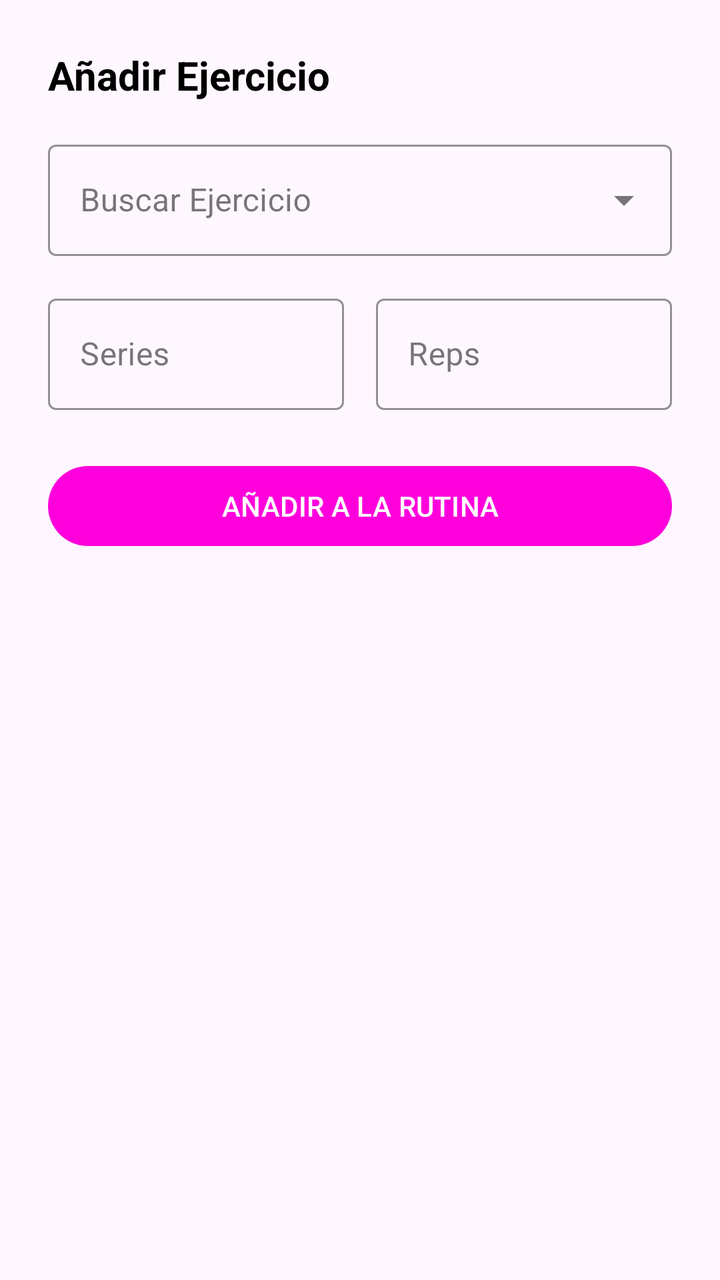
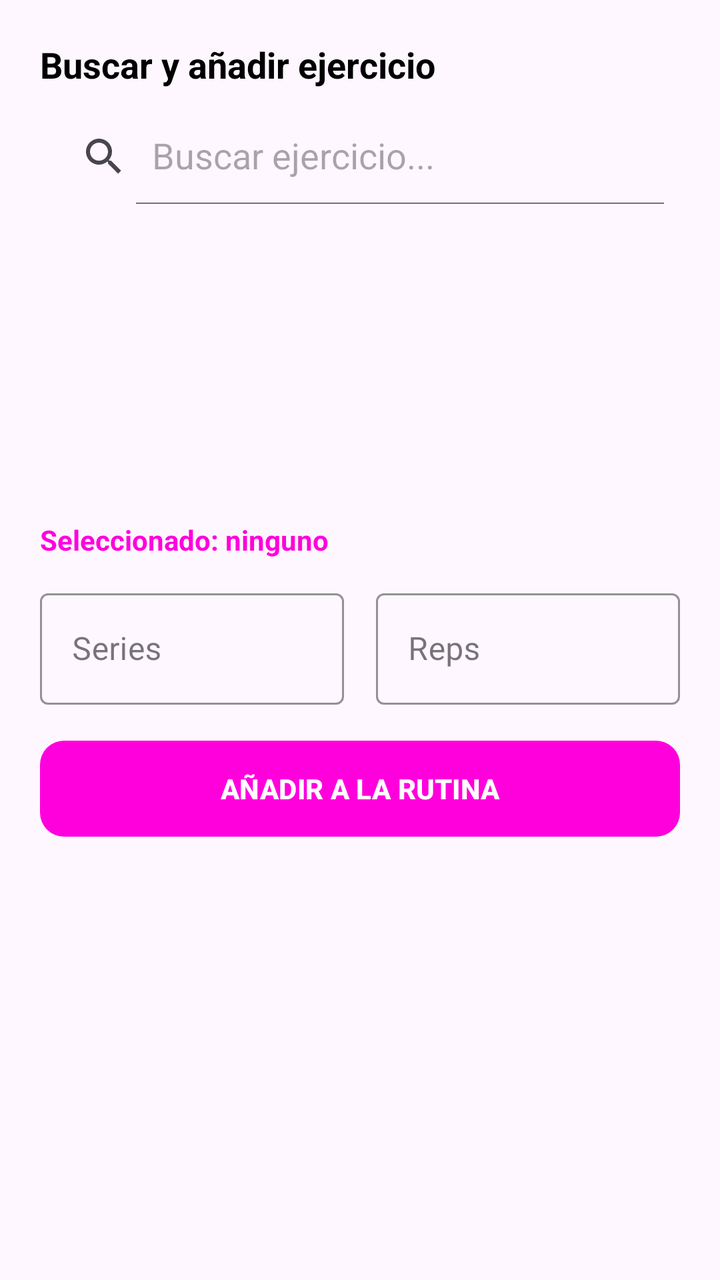

Before-and-after screenshots of an Android layout around one commit, followed by the original layout XML and the change that was made.
<!-- AndroidManifest.xml: application theme Theme.FitJourney -->
<!-- res/layout/dialog_add_routine_exercise.xml -->
<?xml version="1.0" encoding="utf-8"?>
<LinearLayout xmlns:android="http://schemas.android.com/apk/res/android"
    xmlns:app="http://schemas.android.com/apk/res-auto"
    xmlns:tools="http://schemas.android.com/tools"
    android:layout_width="match_parent"
    android:layout_height="wrap_content"
    android:orientation="vertical"
    android:padding="24dp"
    android:background="?attr/colorSurface">

    <TextView
        android:layout_width="match_parent"
        android:layout_height="wrap_content"
        android:text="Añadir Ejercicio"
        android:textSize="20sp"
        android:textStyle="bold"
        android:textColor="@color/text"
        android:layout_marginBottom="16dp"/>

    <com.google.android.material.textfield.TextInputLayout
        style="@style/Widget.MaterialComponents.TextInputLayout.OutlinedBox.ExposedDropdownMenu"
        android:layout_width="match_parent"
        android:layout_height="wrap_content"
        app:boxStrokeColor="@color/mainrosa"
        android:hint="Buscar Ejercicio">

        <AutoCompleteTextView
            android:id="@+id/actvExercise"
            android:layout_width="match_parent"
            android:layout_height="wrap_content"
            android:inputType="text"
            tools:ignore="LabelFor" />
    </com.google.android.material.textfield.TextInputLayout>

    <LinearLayout
        android:layout_width="match_parent"
        android:layout_height="wrap_content"
        android:baselineAligned="false"
        android:orientation="horizontal"
        android:layout_marginTop="16dp">

        <com.google.android.material.textfield.TextInputLayout
            style="@style/Widget.MaterialComponents.TextInputLayout.OutlinedBox"
            android:layout_width="0dp"
            android:layout_height="wrap_content"
            android:layout_weight="1"
            android:layout_marginEnd="8dp"
            app:boxStrokeColor="@color/mainrosa"
            android:hint="Series">

            <com.google.android.material.textfield.TextInputEditText
                android:id="@+id/etSets"
                android:layout_width="match_parent"
                android:layout_height="wrap_content"
                android:inputType="number" />
        </com.google.android.material.textfield.TextInputLayout>

        <com.google.android.material.textfield.TextInputLayout
            style="@style/Widget.MaterialComponents.TextInputLayout.OutlinedBox"
            android:layout_width="0dp"
            android:layout_height="wrap_content"
            android:layout_weight="1"
            android:layout_marginStart="8dp"
            app:boxStrokeColor="@color/mainrosa"
            android:hint="Reps">

            <com.google.android.material.textfield.TextInputEditText
                android:id="@+id/etReps"
                android:layout_width="match_parent"
                android:layout_height="wrap_content"
                android:inputType="number" />
        </com.google.android.material.textfield.TextInputLayout>
    </LinearLayout>

    <com.google.android.material.button.MaterialButton
        android:id="@+id/btnConfirmAdd"
        android:layout_width="match_parent"
        android:layout_height="wrap_content"
        android:layout_marginTop="24dp"
        android:text="AÑADIR A LA RUTINA"
        android:textColor="@color/white"
        app:backgroundTint="@color/mainrosa"/>
</LinearLayout>
<!-- resources referenced by this layout -->
<resources>
  <color name="mainrosa">#FF00DD</color>
  <color name="text">#000000</color>
  <color name="white">#FFFFFFFF</color>
  <style name="Theme.FitJourney" parent="Base.Theme.FitJourney">
  
          <item name="android:statusBarColor">@color/fondo</item>
  
          <item name="android:windowLightStatusBar">true</item>
  
      </style>
  <style name="Base.Theme.FitJourney" parent="Theme.Material3.DayNight.NoActionBar">
  
      </style>
  <color name="fondo">#FFFFFF</color>
</resources>

<!-- the commit's change to res/layout/dialog_add_routine_exercise.xml (unified diff, before → after) -->
@@ -1,43 +1,50 @@
 <?xml version="1.0" encoding="utf-8"?>
 <LinearLayout xmlns:android="http://schemas.android.com/apk/res/android"
     xmlns:app="http://schemas.android.com/apk/res-auto"
-    xmlns:tools="http://schemas.android.com/tools"
     android:layout_width="match_parent"
     android:layout_height="wrap_content"
     android:orientation="vertical"
-    android:padding="24dp"
+    android:padding="20dp"
     android:background="?attr/colorSurface">
 
     <TextView
         android:layout_width="match_parent"
         android:layout_height="wrap_content"
-        android:text="Añadir Ejercicio"
-        android:textSize="20sp"
+        android:text="Buscar y añadir ejercicio"
+        android:textSize="18sp"
         android:textStyle="bold"
-        android:textColor="@color/text"
-        android:layout_marginBottom="16dp"/>
+        android:textColor="@color/text" />
 
-    <com.google.android.material.textfield.TextInputLayout
-        style="@style/Widget.MaterialComponents.TextInputLayout.OutlinedBox.ExposedDropdownMenu"
+    <androidx.appcompat.widget.SearchView
+        android:id="@+id/searchExercise"
         android:layout_width="match_parent"
         android:layout_height="wrap_content"
-        app:boxStrokeColor="@color/mainrosa"
-        android:hint="Buscar Ejercicio">
+        android:layout_marginTop="10dp"
+        app:iconifiedByDefault="false"
+        app:queryHint="Buscar ejercicio..." />
 
-        <AutoCompleteTextView
-            android:id="@+id/actvExercise"
-            android:layout_width="match_parent"
-            android:layout_height="wrap_content"
-            android:inputType="text"
-            tools:ignore="LabelFor" />
-    </com.google.android.material.textfield.TextInputLayout>
+    <androidx.recyclerview.widget.RecyclerView
+        android:id="@+id/rvExercisePicker"
+        android:layout_width="match_parent"
+        android:layout_height="140dp"
+        android:layout_marginTop="8dp"
+        app:layoutManager="androidx.recyclerview.widget.LinearLayoutManager"
+        android:orientation="horizontal" />
+
+    <TextView
+        android:id="@+id/tvSelectedExercise"
+        android:layout_width="match_parent"
+        android:layout_height="wrap_content"
+        android:layout_marginTop="10dp"
+        android:text="Seleccionado: ninguno"
+        android:textStyle="bold"
+        android:textColor="@color/mainrosa" />
 
     <LinearLayout
         android:layout_width="match_parent"
         android:layout_height="wrap_content"
-        android:baselineAligned="false"
         android:orientation="horizontal"
-        android:layout_marginTop="16dp">
+        android:layout_marginTop="12dp">
 
         <com.google.android.material.textfield.TextInputLayout
             style="@style/Widget.MaterialComponents.TextInputLayout.OutlinedBox"
@@ -45,8 +52,8 @@
             android:layout_height="wrap_content"
             android:layout_weight="1"
             android:layout_marginEnd="8dp"
-            app:boxStrokeColor="@color/mainrosa"
-            android:hint="Series">
+            android:hint="Series"
+            app:boxStrokeColor="@color/mainrosa">
 
             <com.google.android.material.textfield.TextInputEditText
                 android:id="@+id/etSets"
@@ -61,8 +68,8 @@
             android:layout_height="wrap_content"
             android:layout_weight="1"
             android:layout_marginStart="8dp"
-            app:boxStrokeColor="@color/mainrosa"
-            android:hint="Reps">
+            android:hint="Reps"
+            app:boxStrokeColor="@color/mainrosa">
 
             <com.google.android.material.textfield.TextInputEditText
                 android:id="@+id/etReps"
@@ -75,9 +82,12 @@
     <com.google.android.material.button.MaterialButton
         android:id="@+id/btnConfirmAdd"
         android:layout_width="match_parent"
-        android:layout_height="wrap_content"
-        android:layout_marginTop="24dp"
+        android:layout_height="56dp"
+        android:layout_marginTop="14dp"
         android:text="AÑADIR A LA RUTINA"
         android:textColor="@color/white"
-        app:backgroundTint="@color/mainrosa"/>
+        android:textStyle="bold"
+        app:cornerRadius="12dp"
+        app:backgroundTint="@color/mainrosa" />
+
 </LinearLayout>
